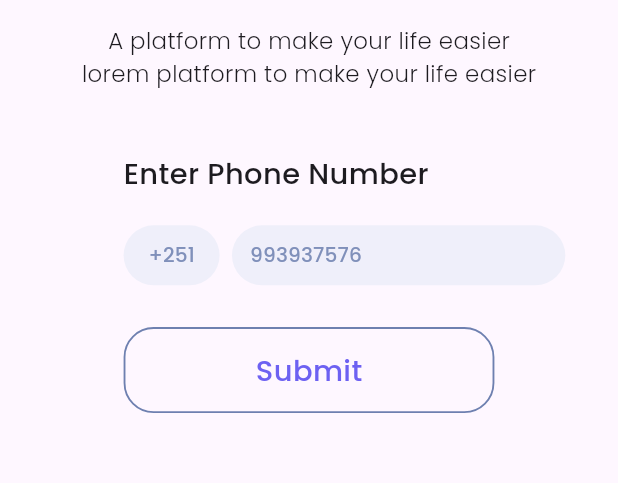
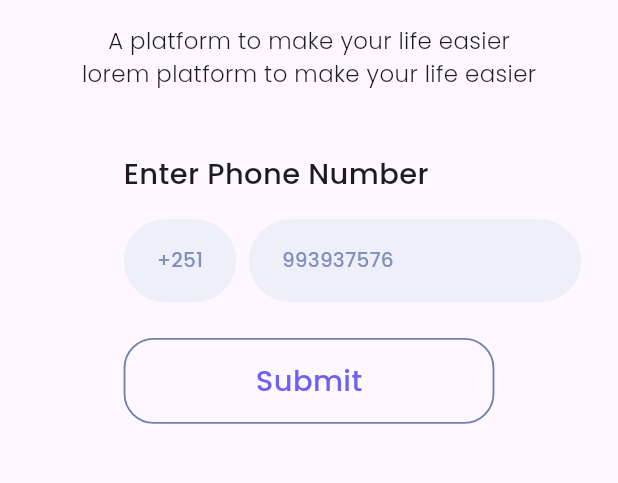
Before and after one commit to sefinehtesfa34/RideShare-app, a Flutter app: the Login screen opened directly, on a phone screen of 412 x 824 dp, the part 366-849 px from its top. Run offline on Flutter 3.47's test engine with Material 2 defaults, Android fonts, the phone set to English and light mode, and no system bars; our stand-ins replace dartz, equatable, flutter_svg, internet_connection_checker, responsive_sizer.

Commit message:
implement login page

```diff
--- a/rideshare/lib/features/auth/presentation/screen/login.dart
+++ b/rideshare/lib/features/auth/presentation/screen/login.dart
@@ -76,11 +76,14 @@ class Login extends StatelessWidget {
                         children: [
                           TextButton(
                             onPressed: () {},
+                            child: Padding(
+                              padding: EdgeInsets.all(13.sp),
                               child: Text(
                                 "+251",
                                 style: myTextStyle.copyWith(
                                   fontSize: 15.sp,
                                   color: Color(0xFF8090BA),
+                                ),
                               ),
                             ),
                             style: ButtonStyle(
@@ -94,12 +97,15 @@ class Login extends StatelessWidget {
                           TextButton(
                             onPressed: () {},
                             child: Padding(
-                              padding: EdgeInsets.only(right: 30.w),
+                              padding: EdgeInsets.only(right: 25.w),
+                              child: Padding(
+                                padding: EdgeInsets.all(13.sp),
                                 child: Text(
                                   "993937576",
                                   style: myTextStyle.copyWith(
                                     fontSize: 15.sp,
                                     color: Color(0xFF8090BA),
+                                  ),
                                 ),
                               ),
                             ),
```
Lines whose indentation alone changed are shown as unchanged.
